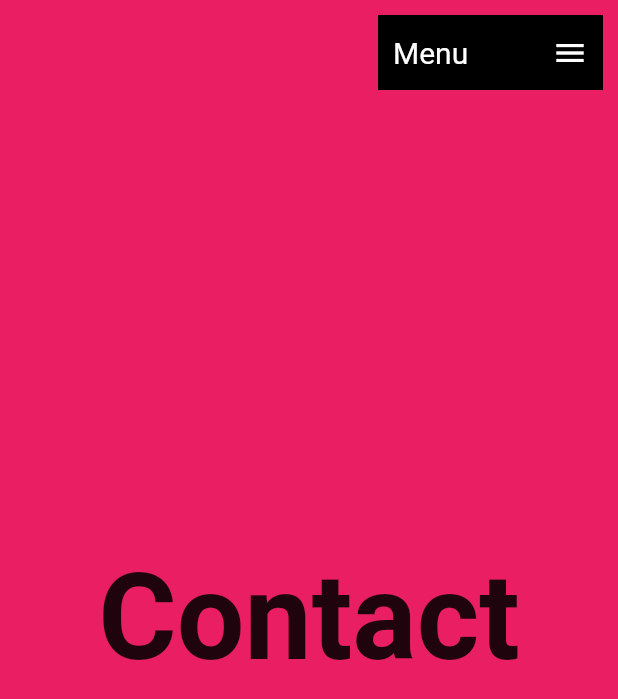
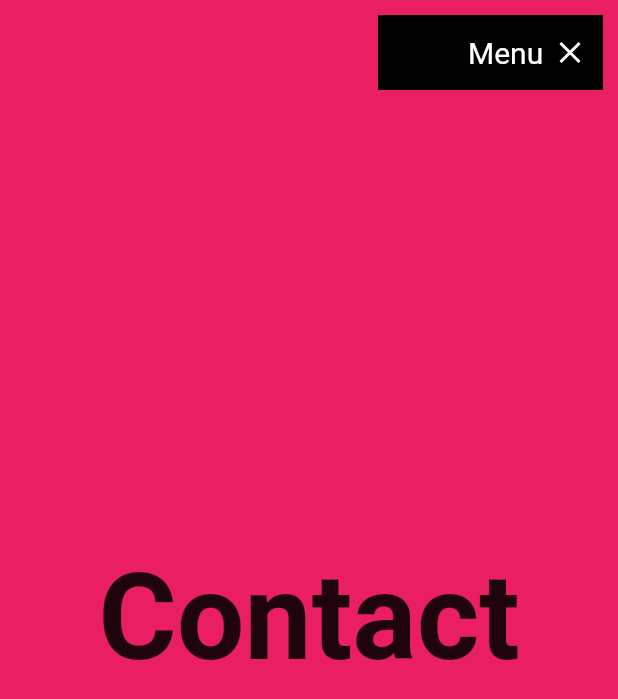
Before and after one commit to prodriguezr/FlutterWeb-VerticalLandingPage, a Flutter app: the screen it shows after launch, scrolled down 576 dp, after a tap on "Menu", on a phone screen of 412 x 824 dp. Shown: the top 699 px of the screen. Run offline on Flutter 3.47's test engine with Material 2 defaults, Android fonts, the phone set to English and light mode, and no system bars; our stand-ins replace fluro, google_fonts.

Commit message:
Added basics features to the menu

```diff
--- a/lib/ui/shared/custom_app_menu.dart
+++ b/lib/ui/shared/custom_app_menu.dart
@@ -6,14 +6,35 @@ class CustomAppMenu extends StatefulWidget {
   _CustomAppMenuState createState() => _CustomAppMenuState();
 }
 
-class _CustomAppMenuState extends State<CustomAppMenu> {
+class _CustomAppMenuState extends State<CustomAppMenu>
+    with SingleTickerProviderStateMixin {
+  bool isOpen = false;
+  late AnimationController controller;
+
+  @override
+  void initState() {
+    super.initState();
+    controller = AnimationController(
+      vsync: this,
+      duration: Duration(milliseconds: 400),
+    );
+  }
+
   @override
   Widget build(BuildContext context) {
     return MouseRegion(
       cursor: SystemMouseCursors.click,
       child: GestureDetector(
         onTap: () {
-          print('Click');
+          if (isOpen) {
+            controller.reverse();
+          } else {
+            controller.forward();
+          }
+
+          setState(() {
+            isOpen = !isOpen;
+          });
         },
         child: Container(
           padding: EdgeInsets.symmetric(horizontal: 10),
@@ -22,6 +43,11 @@ class _CustomAppMenuState extends State<CustomAppMenu> {
           color: Colors.black,
           child: Row(
             children: [
+              AnimatedContainer(
+                duration: Duration(milliseconds: 400),
+                curve: Curves.easeInOut,
+                width: isOpen ? 50 : 0,
+              ),
               Text(
                 'Menu',
                 style: GoogleFonts.roboto(
@@ -30,8 +56,9 @@ class _CustomAppMenuState extends State<CustomAppMenu> {
                 ),
               ),
               Spacer(),
-              Icon(
-                Icons.menu,
+              AnimatedIcon(
+                icon: AnimatedIcons.menu_close,
+                progress: controller,
                 color: Colors.white,
               ),
             ],
```
